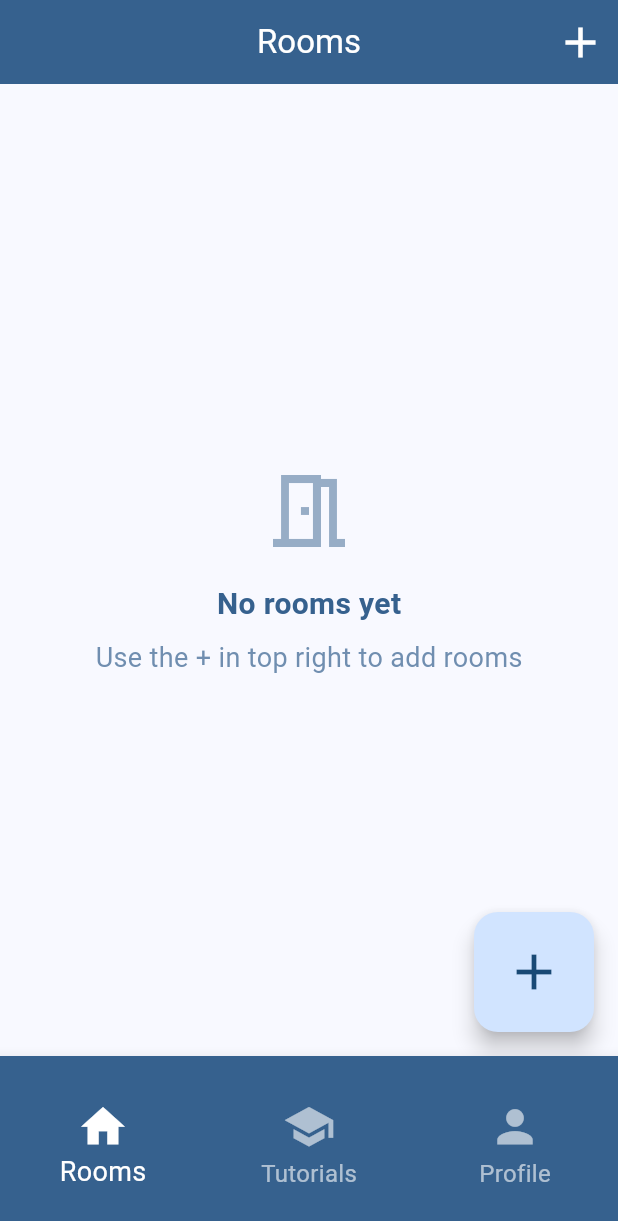
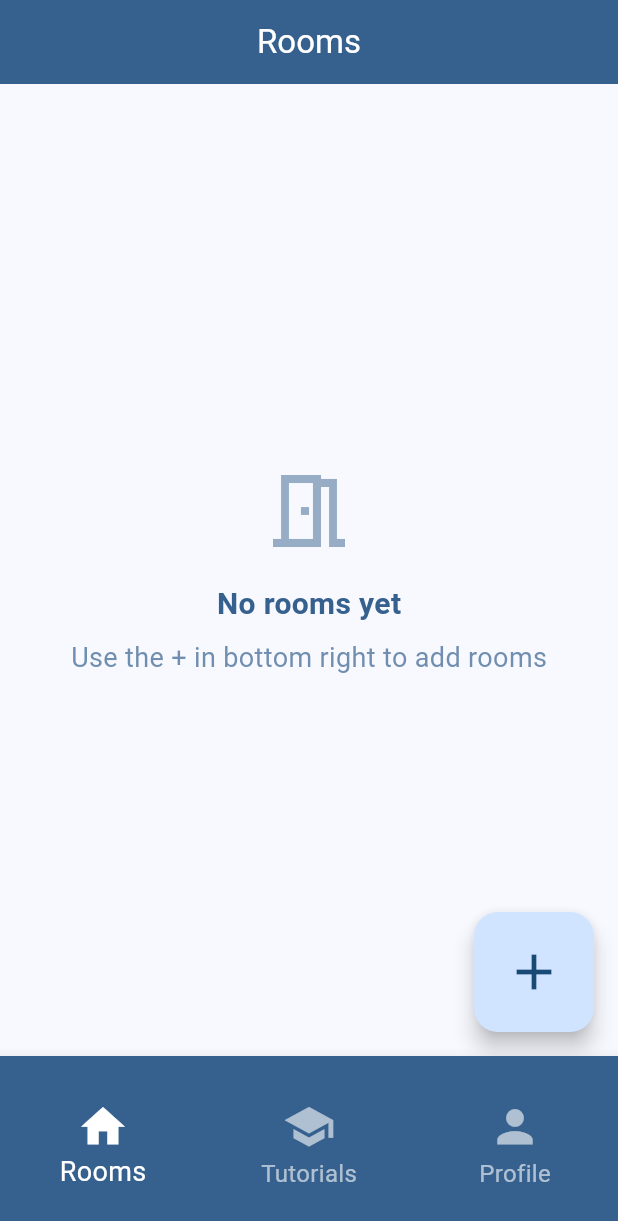
Before and after one commit to DanielG0798/Figma-to-Flutter-LEDapp, a Flutter app: the screen it shows once a user with an empty profile is signed in, on a phone screen of 412 x 824 dp. Shown: the top 1221 px of the screen. Run offline on Flutter 3.47's test engine with Material 3 defaults, Android fonts, the phone set to English and light mode, and no system bars; our stand-ins replace firebase_auth, firebase_core, floor, flutter_colorpicker, flutter_switch, image_picker and 1 more; accounts and stored records are empty; generated files the repository leaves out were written again.

Commit message:
Confirmed plus icon changed to bottom right

```diff
--- a/lib/screens/rooms_screen.dart
+++ b/lib/screens/rooms_screen.dart
@@ -92,13 +92,6 @@ class _RoomsScreenState extends State<RoomsScreen> {
         title: const Text('Rooms'),
         backgroundColor: theme.colorScheme.primary,
         foregroundColor: theme.colorScheme.onPrimary,
-        actions: [
-          IconButton(
-            icon: const Icon(Icons.add, size: 34,),
-            onPressed: _addRoom,
-            tooltip: 'Add new room',
-          ),
-        ],
       ),
       body: _rooms.isEmpty
           ? Center(
@@ -122,7 +115,7 @@ class _RoomsScreenState extends State<RoomsScreen> {
             ),
             const SizedBox(height: 8),
             Text(
-              'Use the + in top right to add rooms',
+              'Use the + in bottom right to add rooms',
               style: TextStyle(
                 color: theme.colorScheme.primary.withOpacity(0.7),
                 fontSize: 18
```
